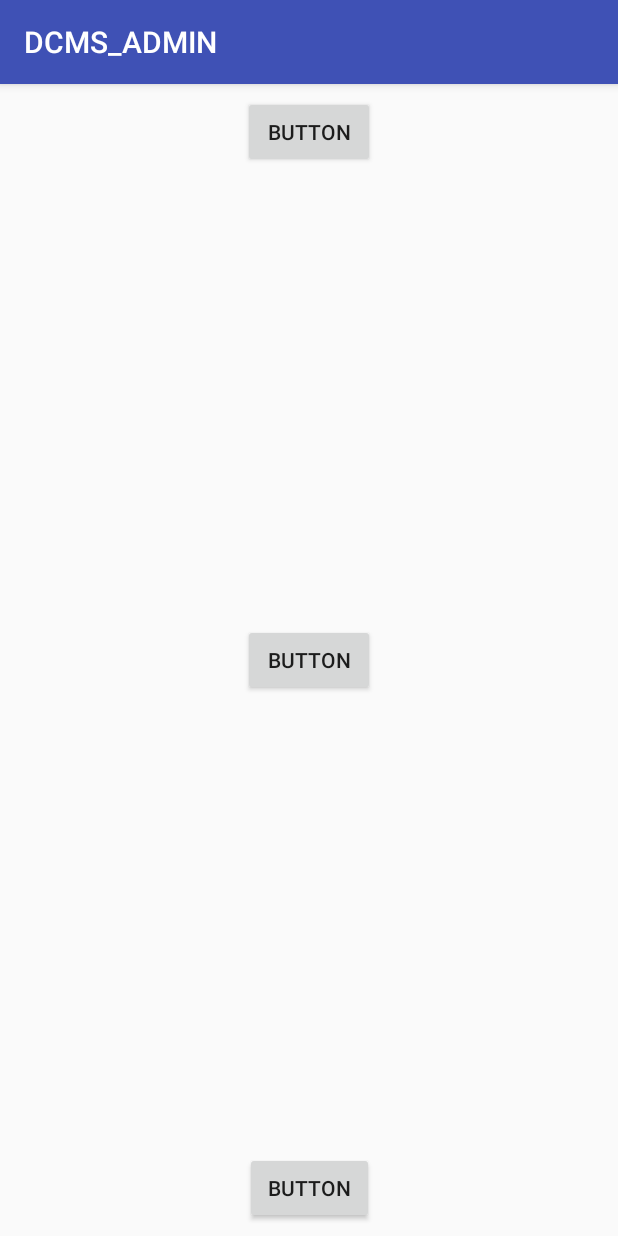
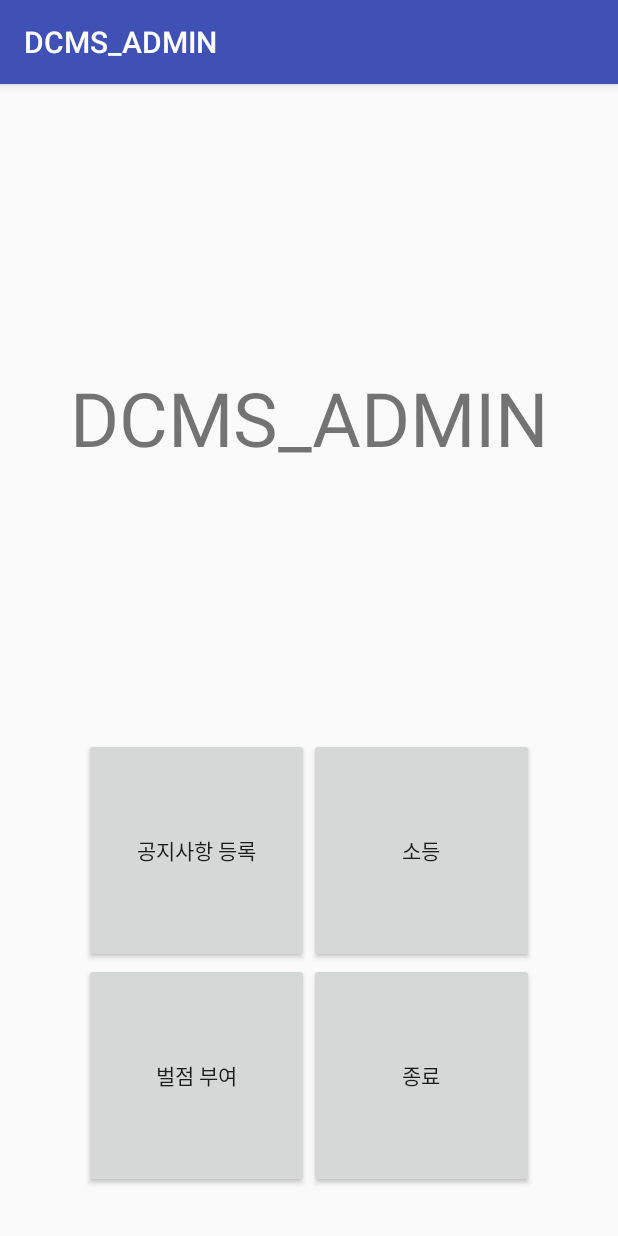
Before and after one commit to stck622/DCMS, an Android app: the screen it shows after launch (MainActivity), on a phone screen of 412 x 824 dp. Run offline under Robolectric (Android 15) with nearby library versions, the light colour scheme and no system bars.

Commit message:
안드로이드

```diff
--- a/DCMS_ADMIN/app/src/main/AndroidManifest.xml
+++ b/DCMS_ADMIN/app/src/main/AndroidManifest.xml
@@ -12,10 +12,12 @@
         <activity android:name=".MainActivity">
             <intent-filter>
                 <action android:name="android.intent.action.MAIN" />
-
                 <category android:name="android.intent.category.LAUNCHER" />
             </intent-filter>
         </activity>
+        <activity android:name=".light"/>
+        <activity android:name=".notice"/>
+        <activity android:name=".rp"/>
     </application>
 
 </manifest>
--- a/DCMS_ADMIN/app/src/main/res/layout/activity_main.xml
+++ b/DCMS_ADMIN/app/src/main/res/layout/activity_main.xml
@@ -1,46 +1,63 @@
 <?xml version="1.0" encoding="utf-8"?>
 <android.support.constraint.ConstraintLayout xmlns:android="http://schemas.android.com/apk/res/android"
     xmlns:app="http://schemas.android.com/apk/res-auto"
-    xmlns:tools="http://schemas.android.com/tools"
     android:layout_width="match_parent"
-    android:layout_height="match_parent"
-    tools:context=".MainActivity">
+    android:layout_height="match_parent">
 
-    <Button
-        android:id="@+id/button"
+    <TextView
         android:layout_width="wrap_content"
         android:layout_height="wrap_content"
         android:layout_marginEnd="8dp"
         android:layout_marginStart="8dp"
         android:layout_marginTop="8dp"
-        android:text="Button"
+        android:text="DCMS_ADMIN"
+        android:textSize="50dp"
+        app:layout_constraintBottom_toTopOf="@+id/gridLayout"
         app:layout_constraintEnd_toEndOf="parent"
         app:layout_constraintStart_toStartOf="parent"
         app:layout_constraintTop_toTopOf="parent" />
 
-    <Button
-        android:id="@+id/button2"
+    <GridLayout
+        android:id="@+id/gridLayout"
         android:layout_width="wrap_content"
         android:layout_height="wrap_content"
-        android:layout_marginBottom="8dp"
+        android:layout_marginBottom="32dp"
         android:layout_marginEnd="8dp"
         android:layout_marginStart="8dp"
-        android:layout_marginTop="8dp"
-        android:text="Button"
-        app:layout_constraintBottom_toTopOf="@+id/button3"
-        app:layout_constraintEnd_toEndOf="parent"
-        app:layout_constraintStart_toStartOf="parent"
-        app:layout_constraintTop_toBottomOf="@+id/button" />
-
-    <Button
-        android:id="@+id/button3"
-        android:layout_width="86dp"
-        android:layout_height="wrap_content"
-        android:layout_marginBottom="8dp"
-        android:layout_marginEnd="8dp"
-        android:layout_marginStart="8dp"
-        android:text="Button"
+        android:columnCount="2"
         app:layout_constraintBottom_toBottomOf="parent"
         app:layout_constraintEnd_toEndOf="parent"
-        app:layout_constraintStart_toStartOf="parent" />
+        app:layout_constraintStart_toStartOf="parent">
+
+        <Button
+
+            android:id="@+id/notice_bt"
+            android:layout_width="150dp"
+            android:layout_height="150dp"
+            android:text="공지사항 등록"
+            android:onClick="OnClick"/>
+
+        <Button
+            android:id="@+id/light_bt"
+            android:layout_width="150dp"
+            android:layout_height="150dp"
+            android:text="소등"
+            android:onClick="OnClick"/>
+
+        <Button
+            android:id="@+id/rp_bt"
+            android:layout_width="150dp"
+            android:layout_height="150dp"
+            android:text="벌점 부여"
+            android:onClick="OnClick"/>
+
+        <Button
+            android:id="@+id/close_bt"
+            android:layout_width="150dp"
+            android:layout_height="150dp"
+            android:text="종료"
+            android:onClick="OnClick"/>
+    </GridLayout>
+
+
 </android.support.constraint.ConstraintLayout>
--- /dev/null
+++ b/DCMS_ADMIN/app/src/main/res/layout/rp.xml
@@ -0,0 +1,6 @@
+<?xml version="1.0" encoding="utf-8"?>
+<android.support.constraint.ConstraintLayout
+    xmlns:android="http://schemas.android.com/apk/res/android" android:layout_width="match_parent"
+    android:layout_height="match_parent">
+
+</android.support.constraint.ConstraintLayout>
```
Also changed, not shown: DCMS_ADMIN/app/src/main/java/com/example/stck6/dcms_admin/MainActivity.java (+23 -0 lines), DCMS_ADMIN/app/src/main/java/com/example/stck6/dcms_admin/light.java (added, +13 -0 lines), DCMS_ADMIN/app/src/main/java/com/example/stck6/dcms_admin/notice.java (added, +40 -0 lines), DCMS_ADMIN/app/src/main/java/com/example/stck6/dcms_admin/rp.java (added, +13 -0 lines), DCMS_ADMIN/app/src/main/res/layout/light.xml (added, +87 -0 lines), DCMS_ADMIN/app/src/main/res/layout/notice.xml (added, +140 -0 lines), DCMS_ADMIN/app/src/main/res/drawable/close.png (added), DCMS_ADMIN/app/src/main/res/drawable/light.png (added), DCMS_ADMIN/app/src/main/res/drawable/notice.png (added), DCMS_ADMIN/app/src/main/res/drawable/rp.png (added).
